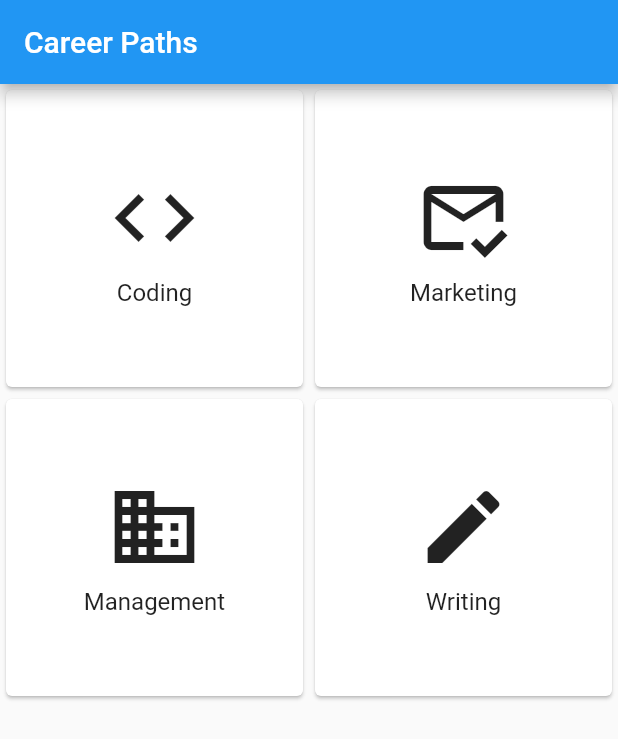
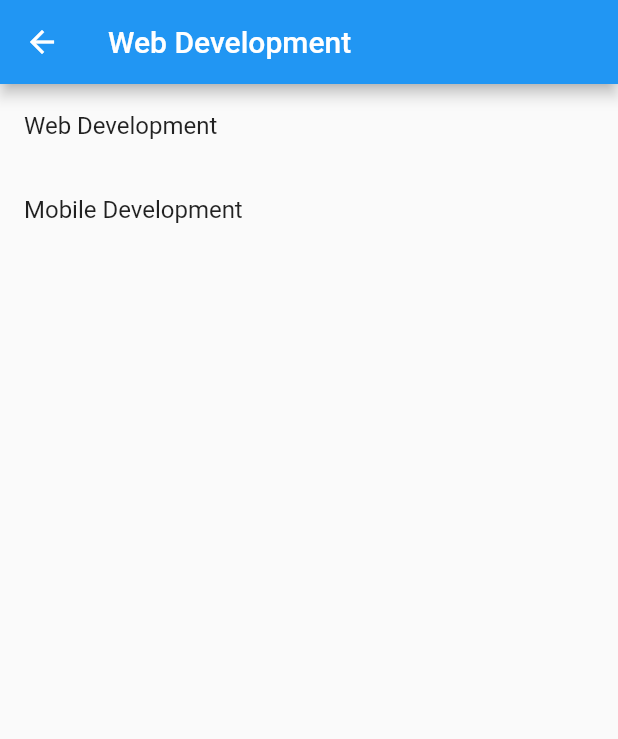
Before and after one commit to fidelisnwabisi/career_dev_app, a Flutter app: the HomeScreen screen opened directly, after a tap on "Coding", on a phone screen of 412 x 824 dp. Shown: the top 739 px of the screen. Run offline on Flutter 3.47's test engine with Material 2 defaults, Android fonts, the phone set to English and light mode, and no system bars.

Commit message:
rebuilding the app with code frome thNetNinja

```diff
--- a/lib/main.dart
+++ b/lib/main.dart
@@ -1,20 +1,215 @@
+import 'package:career_dev_app/screens/home_screen.dart';
 import 'package:flutter/material.dart';
-
-import 'main_screen.dart'; // Import your main screen
 
 void main() {
   runApp(MyApp());
 }
 
 class MyApp extends StatelessWidget {
+  const MyApp({super.key});
+
   @override
   Widget build(BuildContext context) {
     return MaterialApp(
-      title: 'Career Dev App',
-      theme: ThemeData(
-        primarySwatch: Colors.blue, // Set your app's primary color
-      ),
-      home: MainScreen(), // Set your main screen as the initial screen
+      title: "Career Development App",
+      home: HomeScreen(),
     );
   }
 }
+
+
+
+
+
+
+
+
+
+
+
+
+
+
+
+
+
+
+
+
+// import 'package:flutter/material.dart';
+
+
+// void main() {
+//   runApp(MyApp());
+// }
+
+// class MyApp extends StatelessWidget {
+//   @override
+//   Widget build(BuildContext context) {
+//     return MaterialApp(
+//       title: 'Career Dev App',
+//       theme: ThemeData(
+//         primarySwatch: Colors.blue,
+//       ),
+//       home: MainScreen(),
+//     );
+//   }
+// }
+
+// class MainScreen extends StatelessWidget {
+//   @override
+//   Widget build(BuildContext context) {
+//     return Scaffold(
+//       appBar: AppBar(
+//         title: Text('Career Paths'),
+//       ),
+//       body: GridView.builder(
+//         gridDelegate: SliverGridDelegateWithFixedCrossAxisCount(
+//           crossAxisCount: 2,
+//         ),
+//         itemCount: careerPaths.length,
+//         itemBuilder: (context, index) {
+//           return GestureDetector(
+//             onTap: () {
+//               Navigator.push(
+//                 context,
+//                 MaterialPageRoute(
+//                   builder: (context) => PathSelectionScreen(index: index),
+//                 ),
+//               );
+//             },
+//             child: CareerPathItem(careerPath: careerPaths[index]),
+//           );
+//         },
+//       ),
+//     );
+//   }
+// }
+
+// class PathSelectionScreen extends StatelessWidget {
+//   final int index;
+
+//   PathSelectionScreen({required this.index});
+
+//   @override
+//   Widget build(BuildContext context) {
+//     return Scaffold(
+//       appBar: AppBar(
+//         title: Text(subTopics[index][0].title),
+//       ),
+//       body: ListView.builder(
+//         itemCount: subTopics[index].length,
+//         itemBuilder: (context, subIndex) {
+//           return ListTile(
+//             title: Text(subTopics[index][subIndex].title),
+//             onTap: () {
+//               Navigator.push(
+//                 context,
+//                 MaterialPageRoute(
+//                   builder: (context) => SubTopicDetailScreen(
+//                     subTopic: subTopics[index][subIndex],
+//                   ),
+//                 ),
+//               );
+//             },
+//           );
+//         },
+//       ),
+//     );
+//   }
+// }
+
+// class SubTopicDetailScreen extends StatelessWidget {
+//   final SubTopic subTopic;
+
+//   SubTopicDetailScreen({required this.subTopic});
+
+//   @override
+//   Widget build(BuildContext context) {
+//     return Scaffold(
+//       appBar: AppBar(
+//         title: Text(subTopic.title),
+//       ),
+//       body: Column(
+//         children: [
+//           Text(subTopic.description),
+//           SizedBox(height: 16),
+//           Text(subTopic.videoUrl),
+//           SizedBox(height: 16),
+//           ElevatedButton(
+//             onPressed: () {
+//               // Implement share functionality here
+//             },
+//             child: Text('Share'),
+//           ),
+//         ],
+//       ),
+//     );
+//   }
+// }
+
+// class CareerPathItem extends StatelessWidget {
+//   final CareerPath careerPath;
+
+//   CareerPathItem({required this.careerPath});
+
+//   @override
+//   Widget build(BuildContext context) {
+//     return Card(
+//       child: Column(
+//         mainAxisAlignment: MainAxisAlignment.center,
+//         children: [
+//           Icon(careerPath.icon, size: 64),
+//           SizedBox(height: 8),
+//           Text(careerPath.title, style: TextStyle(fontSize: 16)),
+//         ],
+//       ),
+//     );
+//   }
+// }
+
+// class CareerPath {
+//   final String title;
+//   final IconData icon;
+
+//   CareerPath({required this.title, required this.icon});
+// }
+
+// class SubTopic {
+//   final String title;
+//   final String description;
+//   final String videoUrl;
+
+//   SubTopic(
+//       {required this.title, required this.description, required this.videoUrl});
+// }
+
+// List<CareerPath> careerPaths = [
+//   CareerPath(title: 'Coding', icon: Icons.code),
+//   CareerPath(title: 'Marketing', icon: Icons.mark_email_read_outlined),
+//   CareerPath(title: 'Management', icon: Icons.business),
+//   CareerPath(title: 'Writing', icon: Icons.edit),
+// ];
+
+// List<List<SubTopic>> subTopics = [
+//   [
+//     SubTopic(
+//       title: 'Web Development',
+//       description: 'Learn to build websites using HTML, CSS, and JavaScript.',
+//       videoUrl: 'https://www.example.com/web_dev_video',
+//     ),
+//     SubTopic(
+//       title: 'Mobile Development',
+//       description: 'Create mobile apps for iOS and Android using Flutter.',
+//       videoUrl: 'https://www.example.com/mobile_dev_video',
+//     ),
+//   ],
+//   [
+//     SubTopic(
+//       title: 'Social Media Marketing',
+//       description: 'Strategies for marketing on social media platforms.',
+//       videoUrl: 'https://www.example.com/social_media_marketing_video',
+//     ),
+//   ],
+//   // Add more sub-topics for other career paths
+// ];
--- a/lib/screens/home_screen.dart
+++ b/lib/screens/home_screen.dart
@@ -1,4 +1,6 @@
 import 'package:flutter/material.dart';
+
+import 'path_selection_screen.dart';
 
 class HomeScreen extends StatelessWidget {
   @override
@@ -15,13 +17,16 @@ class HomeScreen extends StatelessWidget {
         itemBuilder: (context, index) {
           return GestureDetector(
             onTap: () {
-              print("object pressed");
-              // Navigator.push(
-              //   context,
-              //   MaterialPageRoute(
-              //     builder: (context) => PathSelectionScreen(index: index),
-              //   ),
-              // );
+              Navigator.push(
+                context,
+                MaterialPageRoute(
+                  builder: (context) => PathSelectionScreen(
+                    index: index,
+                    pathIndex: index,
+                    subTopicIndex: 0,
+                  ),
+                ),
+              );
             },
             child: CareerPathItem(careerPath: careerPaths[index]),
           );
--- /dev/null
+++ b/lib/screens/path_selection_screen.dart
@@ -0,0 +1,84 @@
+import 'package:flutter/material.dart';
+
+class PathSelectionScreen extends StatelessWidget {
+  final int index; // Index of the selected career path
+  final int pathIndex; // Index of the selected career path
+  final int subTopicIndex; // Index of the selected sub-topic
+
+  PathSelectionScreen(
+      {required this.index,
+      required this.pathIndex,
+      required this.subTopicIndex});
+
+  @override
+  Widget build(BuildContext context) {
+    return Scaffold(
+      appBar: AppBar(
+        title: Text(subTopics[pathIndex][subTopicIndex]
+            .title), // Set the title of the app bar
+      ),
+      body: ListView.builder(
+        itemCount: subTopics[index].length,
+        itemBuilder: (context, subIndex) {
+          return ListTile(
+            title: Text(subTopics[index][subIndex].title),
+            onTap: () {
+              // Navigator.push(
+              //   context,
+              //   MaterialPageRoute(
+              //     builder: (context) => SubTopicDetailScreen(
+              //       subTopic: subTopics[index][subIndex],
+              //     ),
+              //   ),
+              // );
+            },
+          );
+        },
+      ),
+    );
+  }
+}
+
+class SubTopic {
+  final String title;
+  final String description;
+  final String videoUrl;
+
+  SubTopic(
+      {required this.title, required this.description, required this.videoUrl});
+}
+
+// Define sub-topics for each career path
+List<List<SubTopic>> subTopics = [
+  // Coding sub-topics
+  [
+    SubTopic(
+      title: 'Web Development',
+      description: 'Learn to build websites using HTML, CSS, and JavaScript.',
+      videoUrl: 'https://www.example.com/web_dev_video',
+    ),
+    SubTopic(
+      title: 'Mobile Development',
+      description: 'Create mobile apps for iOS and Android using Flutter.',
+      videoUrl: 'https://www.example.com/mobile_dev_video',
+    ),
+    // ... add more sub-topics
+  ],
+  // Marketing sub-topics
+  [
+    SubTopic(
+      title: 'Social Media Marketing',
+      description: 'Strategies for marketing on social media platforms.',
+      videoUrl: 'https://www.example.com/social_media_marketing_video',
+    ),
+    // ... add more sub-topics
+  ],
+  // Management sub-topics
+  [
+    // ... add management sub-topics
+  ],
+  // Writing sub-topics
+  [
+    // ... add writing sub-topics
+  ],
+];
```
